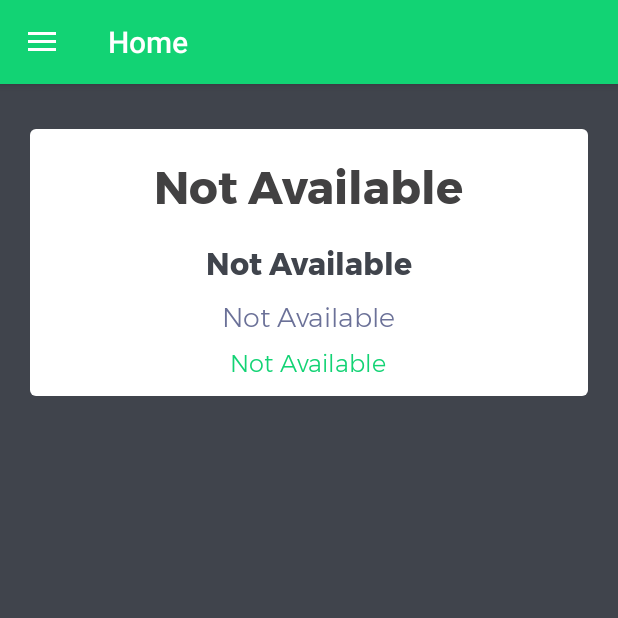
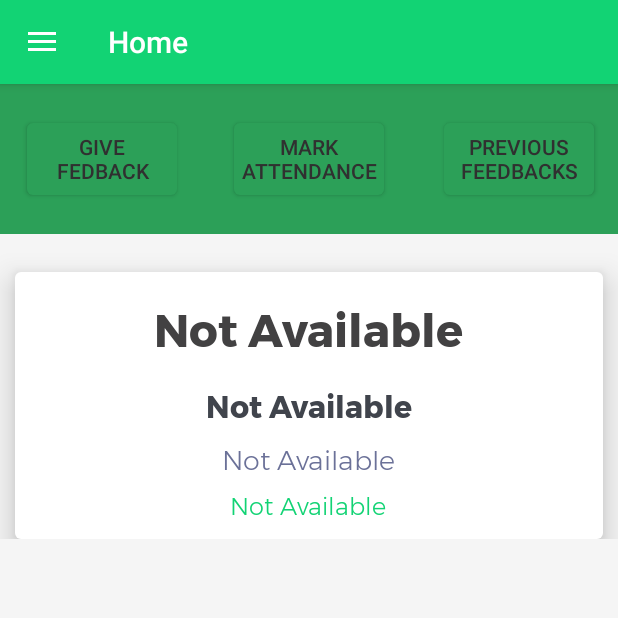
Before and after one commit to Korku02/disa, an Android app: the MainActivity screen opened directly, with no data from a screen before it, on a phone screen of 412 x 824 dp, the top half of it. Run offline under Robolectric (Android 15) with nearby library versions, the phone set to English and light mode, and no system bars; our stand-ins replace Volley; libraries missing offline, so code that uses them is left out: com.google.zxing.integration; network calls fail.

Commit message:
Added buttons on home and attached scanner.

```diff
--- a/app/build.gradle
+++ b/app/build.gradle
@@ -21,12 +21,12 @@ android {
 
 dependencies {
     compile fileTree(include: ['*.jar'], dir: 'libs')
-    compile 'com.android.support:design:25.3.1'
     androidTestCompile('com.android.support.test.espresso:espresso-core:2.2.2', {
         exclude group: 'com.android.support', module: 'support-annotations'
     })
+    compile 'com.android.support:design:25.3.1'
+    compile 'com.android.support:design:25.3.1'
     compile 'com.android.support:appcompat-v7:25.3.1'
-    compile 'com.android.support:design:25.3.1'
     compile 'com.android.volley:volley:1.0.0'
     compile 'com.journeyapps:zxing-android-embedded:3.4.0'
     compile 'com.android.support.constraint:constraint-layout:1.0.2'
--- a/app/src/main/java/iitd/messfeeback/myapplication/MainActivity.java
+++ b/app/src/main/java/iitd/messfeeback/myapplication/MainActivity.java
@@ -46,7 +46,7 @@ import static iitd.messfeeback.myapplication.attendance.giveAttendance;
 public class MainActivity extends AppCompatActivity
         implements NavigationView.OnNavigationItemSelectedListener{
 
-    public static final String SUBMIT_URL = "http://192.168.43.184:8080/api/attendance/";
+    public static final String SUBMIT_URL = "http://10.194.9.102:8080/api/attendance/";
 
     public static final String HOSTEL = "hostel";
     public static final  String ATTENDANCE = "attendance";
@@ -100,19 +100,6 @@ public class MainActivity extends AppCompatActivity
         String name = sharedPreferences.getString(Config.KEY_NAME,"Not Available");
         String id = sharedPreferences.getString(Config.KEY_ID,"Not Available");
         String token = sharedPreferences.getString(Config.KEY_TOKEN,"Not Available");
-
-
-
-
-
-
-
-
-
-
-
-
-
 
 
         DrawerLayout drawer = (DrawerLayout) findViewById(R.id.drawer_layout);
--- a/app/src/main/java/iitd/messfeeback/myapplication/Signup.java
+++ b/app/src/main/java/iitd/messfeeback/myapplication/Signup.java
@@ -33,7 +33,7 @@ import java.util.Map;
 
 public class Signup extends AppCompatActivity implements View.OnClickListener {
 
-    public static final String REGISTER_URL = "http://192.168.43.184:8080/register/";
+    public static final String REGISTER_URL = "http://10.194.9.102:8080/register/";
 
     public static final String USER_NAME = "user_name";
     public static final String PASSWORD = "password";
--- a/app/src/main/java/iitd/messfeeback/myapplication/profile.java
+++ b/app/src/main/java/iitd/messfeeback/myapplication/profile.java
@@ -11,15 +11,24 @@ import android.view.View;
 import android.view.ViewGroup;
 import android.widget.LinearLayout;
 import android.widget.TextView;
+import android.widget.Button;
+import android.widget.Toast;
+
+import com.google.zxing.integration.android.IntentIntegrator;
+
+import static java.lang.Boolean.FALSE;
+import static java.lang.Boolean.TRUE;
 
 
-public class profile extends Fragment {
+public class profile extends Fragment implements View.OnClickListener {
 
 
 
     private TextView editTextUsername, editTextHostelname,  lastAttendanceDate, lastAttendanceType;
     private TextView editTextUserid, editTextUseremail, lastFeedbackDateType, lastFeedbackRating;
-
+    private Button MarkAttendance, GiveFeedback, PrevFeedback;
+    private IntentIntegrator qrScan;
+    public static Boolean markAttendance, giveFeedback;
 
 
     @Nullable
@@ -49,8 +58,13 @@ public class profile extends Fragment {
         String feedbackRating = sharedPreferences.getString(Config.FEEDBACK_RATING,"Not Available");
         String attendanceType = sharedPreferences.getString(Config.ATTENDANCE_TYPE,"Not Available");
         String attendanceDate = sharedPreferences.getString(Config.ATTENDANCE_DATE,"Not Available");
-
-
+        MarkAttendance = (Button) getActivity().findViewById(R.id.MarkAttendance);
+        GiveFeedback = (Button) getActivity().findViewById(R.id.GiveFeedback);
+        PrevFeedback = (Button) getActivity().findViewById(R.id.PrevFeedback);
+        markAttendance = FALSE;
+        giveFeedback = FALSE;
+        MarkAttendance.setOnClickListener(this);
+        GiveFeedback.setOnClickListener(this);
 
 
         editTextUsername = (TextView) getActivity().findViewById(R.id.editTextUsername);
@@ -93,6 +107,23 @@ public class profile extends Fragment {
 
 
     }
+    public void onClick(View v) {
+        if(v == MarkAttendance){
+            qrScan = new IntentIntegrator(getActivity());
+            markAttendance = TRUE;
+            qrScan.initiateScan();
+            System.out.println(markAttendance);
+            qrScan.setTimeout(5000);
+        }else if(v == GiveFeedback){
+            qrScan = new IntentIntegrator(getActivity());
+            giveFeedback = TRUE;
+            qrScan.initiateScan();
+            System.out.println(giveFeedback);
+            qrScan.setTimeout(5000);
+        }else if(v == PrevFeedback){
+            System.out.print("Comming soon");
+        }
 
+    }
 
 }
--- a/app/src/main/java/iitd/messfeeback/myapplication/scanner.java
+++ b/app/src/main/java/iitd/messfeeback/myapplication/scanner.java
@@ -24,6 +24,7 @@ public class scanner extends Fragment implements View.OnClickListener {
 
     //qr code scanner object
     private IntentIntegrator qrScan;
+
 
 
 
@@ -64,15 +65,13 @@ public class scanner extends Fragment implements View.OnClickListener {
 
 
 
-
-
-
     @Override
     public void onClick(View view) {
         //initiating the qr code scan
         if(view == buttonScan){
             giveAttendance = FALSE;
             qrScan.initiateScan();
+
         }
     }
 }
--- a/app/src/main/java/iitd/messfeeback/myapplication/userlogin.java
+++ b/app/src/main/java/iitd/messfeeback/myapplication/userlogin.java
@@ -36,7 +36,7 @@ import java.util.Map;
  */
 public class userlogin extends AppCompatActivity implements View.OnClickListener {
 
-    public static final String LOGIN_URL = "http://192.168.43.184:8080/login/";
+    public static final String LOGIN_URL = "http://10.194.9.102:8080/login/";
 
     public static  final String CLIENT_ID = "client_id";
     public static  final  String CLIENT_SECRET = "client_secret";
@@ -66,8 +66,8 @@ public class userlogin extends AppCompatActivity implements View.OnClickListener
     private String email;
     private String password;
     private String grant_type = "client_credentials";
-    private String client_id = "luUBib80DtKimx2SFhDsZIgdzT9SeO0pMRdRskL6";
-    private String client_secret = "DyoDfiim0PMkvFH2uWK616XTexYVKzLDn1y3hc4LKBAIMGyiU2CJ2WpdX2O3cj43t9jtbWIaW9bLJ3sYvYQ8wACh9BPCTWNbLOwV3ycEVEUfBYnkG23RH5XhUgFrFIpT";
+    private String client_id = "gm4O6OvFkNLg4JIhkekpRVmSGun2AiDxJvRzXouj";
+    private String client_secret = "5L3e91WP6t0d5LOQo0j5OSMUfth2Z0UYNHgtws6XQJFfmKXmMPsHO3SmpjOI4vUlclaiTVRbRXHYEHkQqy2imxUXJGETYXDPAyykxeas21dOm6kH7bDMEj8d722A7ZN7";
 
     @Override
     protected void onCreate(Bundle savedInstanceState) {
--- a/app/src/main/res/layout/content_main.xml
+++ b/app/src/main/res/layout/content_main.xml
@@ -15,7 +15,7 @@
         android:layout_height="match_parent"
         tools:layout_editor_absoluteY="8dp"
         android:layout_marginTop="0dp"
-        android:background="@color/colorSteelGrey"
+        android:background="@color/casualBackground"
         tools:layout_editor_absoluteX="8dp" >
     </FrameLayout>
 
--- a/app/src/main/res/layout/fragment_attendance.xml
+++ b/app/src/main/res/layout/fragment_attendance.xml
@@ -3,7 +3,7 @@
     android:layout_width="match_parent"
     android:layout_height="match_parent"
     tools:context="iitd.messfeeback.myapplication.attendance"
-    android:background="@color/colorSteelGrey">
+    android:background="@color/casualBackground">
 
     <!-- TODO: Update blank fragment layout -->
     <RelativeLayout
@@ -15,6 +15,7 @@
         android:layout_marginTop="50dp"
         android:padding="20dp"
         android:background="@drawable/circlecard"
+        android:elevation="12dp"
         >
 
 
--- a/app/src/main/res/layout/fragment_profile.xml
+++ b/app/src/main/res/layout/fragment_profile.xml
@@ -11,86 +11,199 @@
     <ScrollView xmlns:android="http://schemas.android.com/apk/res/android"
         android:layout_width="match_parent"
         android:layout_height="match_parent"
-        android:background="@color/colorSteelGrey">
+        android:background="@color/casualBackground">
 
-        <RelativeLayout
+        <LinearLayout
+            android:id="@+id/Content"
             android:layout_width="match_parent"
-            android:layout_height="wrap_content"
-            android:layout_alignParentBottom="true"
-            android:layout_alignParentRight="true"
-            android:background="@color/colorSteelGrey"
-            >
+            android:layout_height="match_parent"
+            android:orientation="vertical">
+
             <LinearLayout
-                android:layout_height="wrap_content"
+                android:id="@+id/NAvigator"
                 android:layout_width="match_parent"
-                android:layout_marginTop="30dp"
-                android:layout_marginRight="20dp"
-                android:layout_marginLeft="20dp"
-                android:background="@drawable/circlecard"
-                android:id="@+id/mainCard"
-                android:orientation="vertical"
-                android:gravity="center"
-                >
-                <TextView
-                    android:layout_width="wrap_content"
-                    android:layout_height="wrap_content"
-                    android:text="Username"
-                    android:layout_margin="10dp"
-                    android:textColor="@color/colorNevada"
-                    android:textSize="30dp"
-                    android:id="@+id/editTextUsername"
-                    android:fontFamily="sans-serif"
-                    android:layout_centerHorizontal="true"
-                    />
+                android:layout_height="100dp"
+                android:orientation="horizontal"
+                android:background="@color/colorPrimaryDark"
+                android:layout_marginBottom="15dp">
 
-                <TextView
-                    android:layout_width="wrap_content"
-                    android:layout_height="wrap_content"
-                    android:text="Hostel Name"
-                    android:layout_marginBottom="5dp"
-                    android:textColor="@color/colorSteelGrey"
-                    android:textSize="20dp"
-                    android:id="@+id/editTextHostelname"
-                    android:layout_centerHorizontal="true"
-                    />
-                <TextView
-                    android:layout_width="wrap_content"
-                    android:layout_height="wrap_content"
-                    android:text="Entry No"
-                    android:layout_marginBottom="5dp"
-                    android:textColor="@color/colorWaikawaGrey"
-                    android:textSize="18dp"
-                    android:id="@+id/editTextUserid"
-                    android:layout_centerHorizontal="true"
-                    />
-                <TextView
-                    android:layout_width="wrap_content"
-                    android:layout_height="wrap_content"
-                    android:text="Hostel Name"
-                    android:layout_marginBottom="5dp"
-                    android:textColor="@color/colorPrimary"
-                    android:textSize="16dp"
-                    android:id="@+id/editTextUseremail"
-                    android:layout_centerHorizontal="true"
-                    />
+                <RelativeLayout
+                    android:layout_width="match_parent"
+                    android:layout_height="match_parent">
+
+                    <Button
+                        android:layout_width="wrap_content"
+                        android:layout_height="wrap_content"
+                        android:maxWidth="100dp"
+                        android:layout_gravity="bottom|center"
+                        android:text="Mark Attendance"
+                        android:background="@drawable/roundbutton"
+                        android:textColor="#303030"
+                        tools:layout_editor_absoluteY="26dp"
+                        app:layout_constraintLeft_toLeftOf="parent"
+                        app:layout_constraintRight_toLeftOf="@+id/GiveFeedback"
+                        android:id="@+id/MarkAttendance"
+                        android:layout_centerVertical="true"
+                        android:layout_centerHorizontal="true" />
+                    <Button
+                        android:layout_width="wrap_content"
+                        android:layout_height="wrap_content"
+                        android:maxWidth="100dp"
+                        android:layout_gravity="bottom|center"
+                        android:text="Give Fedback"
+                        android:background="@drawable/roundbutton"
+                        android:textColor="#303030"
+                        tools:layout_editor_absoluteY="26dp"
+                        android:id="@+id/GiveFeedback"
+                        app:layout_constraintRight_toLeftOf="@+id/PrevFeedback"
+                        android:layout_marginLeft="18dp"
+                        android:layout_alignBaseline="@+id/MarkAttendance"
+                        android:layout_alignBottom="@+id/MarkAttendance"
+                        android:layout_alignParentLeft="true"
+                        android:layout_alignParentStart="true"
+                        android:layout_marginStart="18dp" />
+
+                    <Button
+                        android:layout_width="wrap_content"
+                        android:layout_height="wrap_content"
+                        android:maxWidth="100dp"
+                        android:layout_gravity="bottom|center"
+                        android:text="Previous Feedbacks"
+                        android:background="@drawable/roundbutton"
+                        android:textColor="#303030"
+                        tools:layout_editor_absoluteY="26dp"
+                        android:id="@+id/PrevFeedback"
+                        app:layout_constraintRight_toRightOf="parent"
+                        android:layout_marginRight="16dp"
+                        android:layout_alignBaseline="@+id/MarkAttendance"
+                        android:layout_alignBottom="@+id/MarkAttendance"
+                        android:layout_alignParentRight="true"
+                        android:layout_alignParentEnd="true"
+                        android:layout_marginEnd="16dp" />
+
+                </RelativeLayout>
 
 
             </LinearLayout>
 
+            <LinearLayout
+                android:id="@+id/mainCard"
+                android:layout_width="match_parent"
+                android:layout_height="wrap_content"
+                android:layout_marginLeft="10dp"
+                android:layout_marginRight="10dp"
+                android:layout_marginTop="10dp"
+                android:background="@drawable/circlecard"
+                android:elevation="12dp"
+                android:gravity="center"
+                android:orientation="vertical">
+
+                <TextView
+                    android:id="@+id/editTextUsername"
+                    android:layout_width="wrap_content"
+                    android:layout_height="wrap_content"
+                    android:layout_centerHorizontal="true"
+                    android:layout_margin="10dp"
+                    android:fontFamily="sans-serif"
+                    android:text="Username"
+                    android:textColor="@color/colorNevada"
+                    android:textSize="30dp" />
+
+                <TextView
+                    android:id="@+id/editTextHostelname"
+                    android:layout_width="wrap_content"
+                    android:layout_height="wrap_content"
+                    android:layout_centerHorizontal="true"
+                    android:layout_marginBottom="5dp"
+                    android:text="Hostel Name"
+                    android:textColor="@color/colorSteelGrey"
+                    android:textSize="20dp" />
+
+                <TextView
+                    android:id="@+id/editTextUserid"
+                    android:layout_width="wrap_content"
+                    android:layout_height="wrap_content"
+                    android:layout_centerHorizontal="true"
+                    android:layout_marginBottom="5dp"
+                    android:text="Entry No"
+                    android:textColor="@color/colorWaikawaGrey"
+                    android:textSize="18dp" />
+
+                <TextView
+                    android:id="@+id/editTextUseremail"
+                    android:layout_width="wrap_content"
+                    android:layout_height="wrap_content"
+                    android:layout_centerHorizontal="true"
+                    android:layout_marginBottom="5dp"
+                    android:text="Hostel Name"
+                    android:textColor="@color/colorPrimary"
+                    android:textSize="16dp" />
 
 
+            </LinearLayout>
+
             <LinearLayout
+                android:id="@+id/cardlastFeedback"
                 android:layout_width="match_parent"
-                android:layout_height="100dp"
+                android:layout_height="wrap_content"
+                android:layout_below="@+id/mainCard"
+                android:layout_marginLeft="10dp"
+                android:layout_marginRight="10dp"
+                android:background="@drawable/circlecard"
+                android:elevation="12dp"
+                android:orientation="horizontal">
+
+
+                <RelativeLayout
+                    android:layout_width="match_parent"
+                    android:layout_height="match_parent">
+
+                    <TextView
+                        android:id="@+id/lastfeed"
+                        android:layout_width="match_parent"
+                        android:layout_height="25dp"
+                        android:gravity="center"
+                        android:text="LastFeedback"
+                        android:textColor="@color/colorNevada"
+                        android:textSize="20dp" />
+
+                    <TextView
+                        android:id="@+id/lastFeedbackDateType"
+                        android:layout_width="match_parent"
+                        android:layout_height="25dp"
+                        android:layout_marginTop="30dp"
+                        android:gravity="center"
+                        android:text="Date | Type"
+                        android:textColor="@color/colorSteelGrey"
+                        android:textSize="16dp" />
+
+                    <TextView
+                        android:id="@+id/lastFeedbackRating"
+                        android:layout_width="match_parent"
+                        android:layout_height="25dp"
+                        android:layout_marginTop="60dp"
+                        android:gravity="center"
+                        android:text="Rating : 5"
+                        android:textColor="@color/colorPrimary"
+                        android:textSize="20dp" />
+
+                </RelativeLayout>
+
+
+            </LinearLayout>
+
+            <LinearLayout
+                android:id="@+id/cardLastAttendance"
+                android:layout_width="match_parent"
+                android:layout_height="wrap_content"
+                android:layout_below="@+id/mainCard"
+                android:layout_marginBottom="30dp"
+                android:layout_marginLeft="10dp"
+                android:layout_marginRight="10dp"
                 android:layout_marginTop="15dp"
-                android:layout_marginRight="20dp"
-                android:layout_marginLeft="20dp"
-                android:layout_marginBottom="30dp"
-                android:id="@+id/cardlastFeedback"
                 android:background="@drawable/circlecard"
-                android:layout_below="@+id/mainCard"
-                android:orientation="horizontal"
-                >
+                android:elevation="12dp"
+                android:orientation="horizontal">
 
 
                 <RelativeLayout
@@ -100,96 +213,37 @@
                     <TextView
                         android:layout_width="match_parent"
                         android:layout_height="25dp"
-                        android:text="LastFeedback"
-                        android:textSize="20dp"
                         android:gravity="center"
+                        android:text="Last Meal"
                         android:textColor="@color/colorNevada"
-                        android:id="@+id/lastfeed"/>
+                        android:textSize="20dp" />
+
                     <TextView
+                        android:id="@+id/lastAttendanceDate"
                         android:layout_width="match_parent"
                         android:layout_height="25dp"
                         android:layout_marginTop="30dp"
-                        android:text="Date | Type"
-                        android:textSize="16dp"
-                        android:id="@+id/lastFeedbackDateType"
                         android:gravity="center"
+                        android:text="Date"
                         android:textColor="@color/colorSteelGrey"
-                        />
+                        android:textSize="16dp" />
+
                     <TextView
+                        android:id="@+id/lastAttendanceType"
                         android:layout_width="match_parent"
                         android:layout_height="25dp"
                         android:layout_marginTop="60dp"
-                        android:text="Rating : 5"
-                        android:textSize="20dp"
-                        android:id="@+id/lastFeedbackRating"
                         android:gravity="center"
+                        android:text="Type"
                         android:textColor="@color/colorPrimary"
-                        />
+                        android:textSize="20dp" />
 
                 </RelativeLayout>
 
 
-
-
-
             </LinearLayout>
 
-            <LinearLayout
-                android:layout_width="match_parent"
-                android:layout_height="100dp"
-                android:layout_marginTop="130dp"
-                android:layout_marginRight="20dp"
-                android:layout_marginLeft="20dp"
-                android:layout_marginBottom="30dp"
-                android:id="@+id/cardLastAttendance"
-                android:background="@drawable/circlecard"
-                android:layout_below="@+id/mainCard"
-                android:orientation="horizontal"
-                >
-
-
-                <RelativeLayout
-                    android:layout_width="match_parent"
-                    android:layout_height="match_parent">
-
-                    <TextView
-                        android:layout_width="match_parent"
-                        android:layout_height="25dp"
-                        android:text="Last Meal"
-                        android:textSize="20dp"
-                        android:gravity="center"
-                        android:textColor="@color/colorNevada"/>
-                    <TextView
-                        android:layout_width="match_parent"
-                        android:layout_height="25dp"
-                        android:layout_marginTop="30dp"
-                        android:text="Date"
-                        android:textSize="16dp"
-                        android:id="@+id/lastAttendanceDate"
-                        android:gravity="center"
-                        android:textColor="@color/colorSteelGrey"
-                        />
-                    <TextView
-                        android:layout_width="match_parent"
-                        android:layout_height="25dp"
-                        android:layout_marginTop="60dp"
-                        android:text="Type"
-                        android:textSize="20dp"
-                        android:id="@+id/lastAttendanceType"
-                        android:gravity="center"
-                        android:textColor="@color/colorPrimary"
-                        />
-
-                </RelativeLayout>
-
-
-
-
-
-            </LinearLayout>
-
-
-        </RelativeLayout>
+        </LinearLayout>
 
     </ScrollView>
 
```
Also changed, not shown: app/src/main/java/layout/profile2.java (added, +109 -0 lines), app/src/main/res/layout/fragment_profile2.xml (added, +215 -0 lines), 76 other files.
